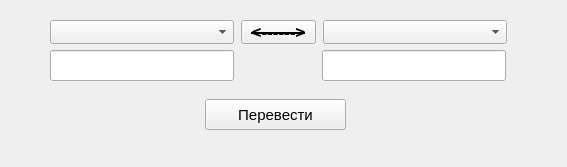
sssuckmyblood/Translator, file ui/main.ui: the form before one commit.
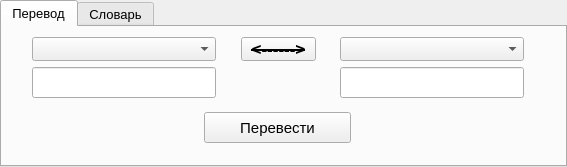
The form after the commit.

```diff
--- a/ui/main.ui
+++ b/ui/main.ui
@@ -14,31 +14,80 @@
    <string>Словарь</string>
   </property>
   <widget class="QWidget" name="centralwidget">
-   <widget class="QLineEdit" name="origin">
+   <widget class="QTabWidget" name="tabWidget">
     <property name="geometry">
      <rect>
-      <x>50</x>
-      <y>50</y>
+      <x>0</x>
+      <y>0</y>
+      <width>567</width>
+      <height>167</height>
+     </rect>
+    </property>
+    <property name="font">
+     <font>
+      <pointsize>10</pointsize>
+     </font>
+    </property>
+    <property name="currentIndex">
+     <number>0</number>
+    </property>
+    <widget class="QWidget" name="tab">
+     <attribute name="title">
+      <string>Перевод</string>
+     </attribute>
+     <widget class="QComboBox" name="dest_lan">
+      <property name="geometry">
+       <rect>
+        <x>338</x>
+        <y>10</y>
       <width>184</width>
-      <height>31</height>
-     </rect>
-    </property>
+        <height>24</height>
+       </rect>
+      </property>
+      <property name="font">
+       <font>
+        <pointsize>11</pointsize>
+       </font>
+      </property>
    </widget>
    <widget class="QLineEdit" name="dest">
     <property name="geometry">
      <rect>
-      <x>322</x>
-      <y>50</y>
+        <x>338</x>
+        <y>40</y>
       <width>184</width>
       <height>31</height>
      </rect>
+      </property>
+      <property name="font">
+       <font>
+        <pointsize>12</pointsize>
+       </font>
+      </property>
+      <property name="readOnly">
+       <bool>true</bool>
+      </property>
+     </widget>
+     <widget class="QComboBox" name="origin_lan">
+      <property name="geometry">
+       <rect>
+        <x>30</x>
+        <y>10</y>
+        <width>184</width>
+        <height>24</height>
+       </rect>
+      </property>
+      <property name="font">
+       <font>
+        <pointsize>11</pointsize>
+       </font>
     </property>
    </widget>
    <widget class="QPushButton" name="switch_lan">
     <property name="geometry">
      <rect>
-      <x>241</x>
-      <y>20</y>
+        <x>239</x>
+        <y>10</y>
       <width>75</width>
       <height>24</height>
      </rect>
@@ -59,12 +108,27 @@
      <string>&lt;------&gt;</string>
     </property>
    </widget>
+     <widget class="QLineEdit" name="origin">
+      <property name="geometry">
+       <rect>
+        <x>30</x>
+        <y>40</y>
+        <width>184</width>
+        <height>31</height>
+       </rect>
+      </property>
+      <property name="font">
+       <font>
+        <pointsize>12</pointsize>
+       </font>
+      </property>
+     </widget>
    <widget class="QPushButton" name="translate">
     <property name="geometry">
      <rect>
-      <x>205</x>
-      <y>99</y>
-      <width>141</width>
+        <x>202</x>
+        <y>85</y>
+        <width>147</width>
       <height>31</height>
      </rect>
     </property>
@@ -77,25 +141,45 @@
      <string>Перевести</string>
     </property>
    </widget>
-   <widget class="QComboBox" name="origin_lan">
+    </widget>
+    <widget class="QWidget" name="tab_2">
+     <attribute name="title">
+      <string>Словарь</string>
+     </attribute>
+     <widget class="QComboBox" name="db_combo">
     <property name="geometry">
      <rect>
-      <x>50</x>
-      <y>20</y>
-      <width>184</width>
-      <height>24</height>
+        <x>10</x>
+        <y>10</y>
+        <width>391</width>
+        <height>28</height>
      </rect>
     </property>
    </widget>
-   <widget class="QComboBox" name="dest_lan">
+     <widget class="QPushButton" name="search">
     <property name="geometry">
      <rect>
-      <x>323</x>
-      <y>20</y>
-      <width>184</width>
-      <height>24</height>
-     </rect>
-    </property>
+        <x>440</x>
+        <y>10</y>
+        <width>91</width>
+        <height>28</height>
+       </rect>
+      </property>
+      <property name="text">
+       <string>Поиск</string>
+      </property>
+     </widget>
+     <widget class="QTableWidget" name="tableWidget">
+      <property name="geometry">
+       <rect>
+        <x>10</x>
+        <y>50</y>
+        <width>391</width>
+        <height>81</height>
+       </rect>
+      </property>
+     </widget>
+    </widget>
    </widget>
   </widget>
  </widget>
```
Lines whose indentation alone changed are shown as unchanged.
